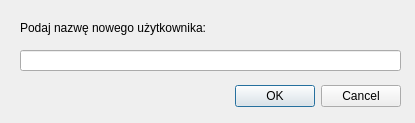
This is addnewuserwindow.ui in DarkRaven255/Fiszki as Qt 5 draws it before an edit. The edited form follows.
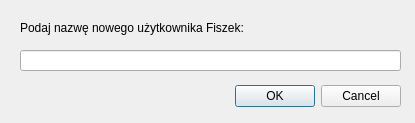
This is the edited form.

Commit message: project: final touches

The edit to the form file:
```diff
--- a/addnewuserwindow.ui
+++ b/addnewuserwindow.ui
@@ -39,7 +39,7 @@
     </rect>
    </property>
    <property name="text">
-    <string>Podaj nazwę nowego użytkownika:</string>
+    <string>Podaj nazwę nowego użytkownika Fiszek:</string>
    </property>
   </widget>
   <widget class="QLineEdit" name="lineEdit">
```
The commit also changes 2 other files.
